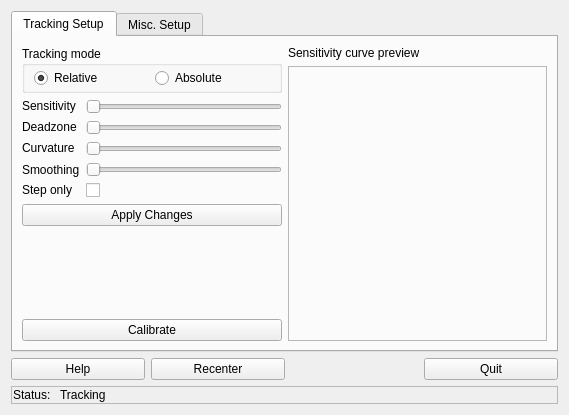
First picture: the form in mickey.ui, repository uglyDwarf/mickey, before the edit.
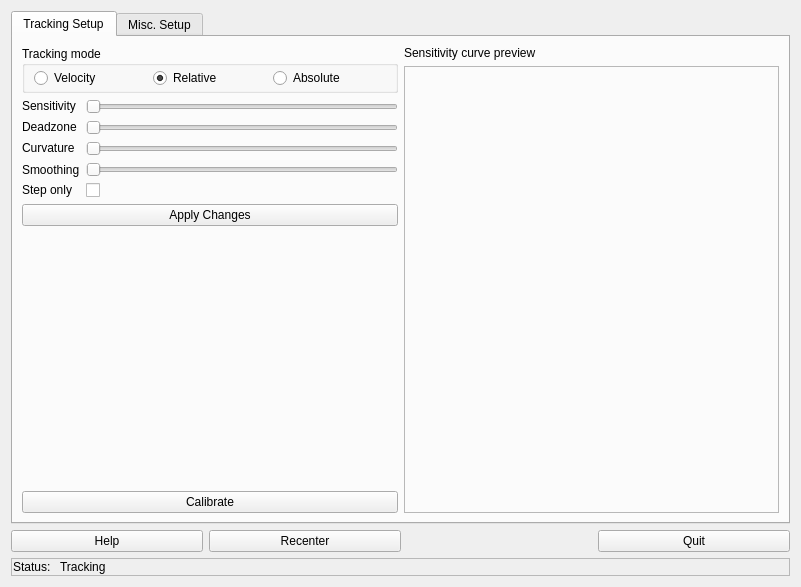
Second picture: the form after the edit. Icons and pictures are not drawn.

Commit message: Add velocity-based control mode

The edit to the form file:
```diff
--- a/mickey.ui
+++ b/mickey.ui
@@ -6,8 +6,8 @@
    <rect>
     <x>0</x>
     <y>0</y>
-    <width>569</width>
-    <height>415</height>
+    <width>801</width>
+    <height>587</height>
    </rect>
   </property>
   <property name="minimumSize">
@@ -54,6 +54,13 @@
             <property name="bottomMargin">
              <number>2</number>
             </property>
+            <item>
+             <widget class="QRadioButton" name="VelocityCB">
+              <property name="text">
+               <string>Velocity</string>
+              </property>
+             </widget>
+            </item>
             <item>
              <widget class="QRadioButton" name="RelativeCB">
               <property name="text">
```
Left out of the diff: 86 changed lines with no effect on the pictures. The commit also changes 4 other files.
